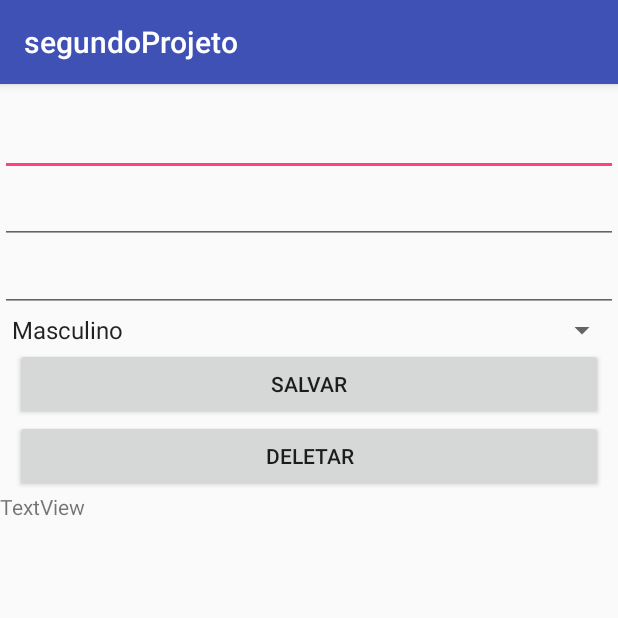
After one commit to ThalisonBauer/ProjetoG2, an Android app: the infoContato screen opened directly, with no data from a screen before it, on a phone screen of 412 x 824 dp, the top half of it. The commit adds this screen. Run offline under Robolectric (Android 15) with nearby library versions, the phone set to English and light mode, and no system bars; 4 statements that could not run were skipped.

Commit message:
Oie :)²

```diff
--- a/app/src/main/AndroidManifest.xml
+++ b/app/src/main/AndroidManifest.xml
@@ -16,7 +16,8 @@
                 <category android:name="android.intent.category.LAUNCHER" />
             </intent-filter>
         </activity>
-        <activity android:name=".cadastrarContato"></activity>
+        <activity android:name=".cadastrarContato" />
+        <activity android:name=".infoContato"></activity>
     </application>
 
 </manifest>
--- a/app/src/main/java/com/example/thali/segundoprojeto/Contato.java
+++ b/app/src/main/java/com/example/thali/segundoprojeto/Contato.java
@@ -1,10 +1,12 @@
 package com.example.thali.segundoprojeto;
+
+import java.io.Serializable;
 
 /**
  * Created by thali on 05/12/2017.
  */
 
-public class Contato {
+public class Contato implements Serializable{
     private String nomeContato;
     private String numeroContato;
     private String sexoContato;
--- a/app/src/main/java/com/example/thali/segundoprojeto/cadastrarContato.java
+++ b/app/src/main/java/com/example/thali/segundoprojeto/cadastrarContato.java
@@ -44,7 +44,8 @@ public class cadastrarContato extends AppCompatActivity {
                     idade = edtNascimento.getText().toString();
 
                     Contato contato = new Contato(nome,telefone,sexo,idade);
-                    repositorioContato.adicionarContato(contato);
+                    repositorioContato repositorio = new repositorioContato();
+                    repositorio.adicionarContato(contato);
 
 
 
--- /dev/null
+++ b/app/src/main/java/com/example/thali/segundoprojeto/infoContato.java
@@ -0,0 +1,62 @@
+package com.example.thali.segundoprojeto;
+
+import android.support.v7.app.AppCompatActivity;
+import android.os.Bundle;
+import android.view.View;
+import android.widget.ArrayAdapter;
+import android.widget.Button;
+import android.widget.EditText;
+import android.widget.Spinner;
+import android.widget.TextView;
+
+public class infoContato extends AppCompatActivity {
+    repositorioContato repositorio = new repositorioContato();
+    EditText edtNome;
+    EditText edtNumero;
+    EditText edtNascimento;
+
+
+    Spinner spinnerSexo;
+    Button btnSalvar;
+
+    @Override
+    protected void onCreate(Bundle savedInstanceState) {
+        super.onCreate(savedInstanceState);
+
+        setContentView(R.layout.activity_info_contato);
+        edtNome = findViewById(R.id.edtNome);
+        edtNumero = findViewById(R.id.edtNumero);
+        edtNascimento = findViewById(R.id.edtNascimento);
+        spinnerSexo = findViewById(R.id.spinnerSexo);
+        btnSalvar = findViewById(R.id.btnSalvar);
+
+
+
+        final Contato contatoOld = (Contato) getIntent().getExtras().getSerializable("objeto");
+
+
+        edtNome.setText(contatoOld.getNomeContato());
+        edtNumero.setText(contatoOld.getNumeroContato());
+        edtNascimento.setText(contatoOld.getIdadeContato());
+
+        ArrayAdapter<CharSequence> adapter = ArrayAdapter.createFromResource(this,R.array.sexo,android.R.layout.simple_spinner_item);
+        spinnerSexo.setAdapter(adapter);
+
+            btnSalvar.setOnClickListener(new View.OnClickListener() {
+                @Override
+                public void onClick(View view) {
+                    String nome,numero,nascimento,sexo;
+                    nome = edtNome.getText().toString();
+                    numero = edtNumero.getText().toString();
+                    nascimento = edtNascimento.getText().toString();
+                    sexo = spinnerSexo.getSelectedItem().toString();
+
+                    Contato contatoNew = new Contato(nome, numero,sexo,nascimento);
+                    repositorio.updateContato(contatoNew, contatoOld);
+
+                }
+            });
+
+
+    }
+}
--- a/app/src/main/java/com/example/thali/segundoprojeto/repositorioContato.java
+++ b/app/src/main/java/com/example/thali/segundoprojeto/repositorioContato.java
@@ -20,4 +20,8 @@ public  class repositorioContato {
             public static void adicionarContato(Contato contato){
                 contatos.add(contato);
             }
-}
+            public static void updateContato(Contato contatoNew, Contato contatoOld){
+                contatos.remove(contatoOld);
+                contatos.add(contatoNew);
+            }
+            }
--- /dev/null
+++ b/app/src/main/res/layout/activity_info_contato.xml
@@ -0,0 +1,67 @@
+<?xml version="1.0" encoding="utf-8"?>
+<LinearLayout xmlns:android="http://schemas.android.com/apk/res/android"
+    xmlns:app="http://schemas.android.com/apk/res-auto"
+    xmlns:tools="http://schemas.android.com/tools"
+    android:layout_width="match_parent"
+    android:layout_height="match_parent"
+    android:orientation="vertical"
+    tools:context="com.example.thali.segundoprojeto.infoContato">
+
+    <EditText
+        android:id="@+id/edtNome"
+        android:layout_width="match_parent"
+        android:layout_height="wrap_content"
+        android:layout_weight="0"
+        android:ems="10"
+        android:textSize="30dp"
+        android:textAlignment="center"
+        android:inputType="textPersonName" />
+
+
+    <EditText
+        android:id="@+id/edtNumero"
+        android:layout_width="match_parent"
+        android:layout_height="wrap_content"
+        android:layout_weight="0"
+        android:ems="10"
+        android:textAlignment="center"
+        android:inputType="numberDecimal" />
+
+    <EditText
+        android:id="@+id/edtNascimento"
+        android:layout_width="match_parent"
+        android:layout_height="wrap_content"
+        android:layout_weight="0"
+        android:ems="10"
+        android:textAlignment="center"
+        android:inputType="date" />
+
+    <Spinner
+        android:id="@+id/spinnerSexo"
+        android:layout_width="match_parent"
+        android:layout_height="wrap_content"
+        android:layout_weight="0" />
+
+    <Button
+        android:id="@+id/btnSalvar"
+        android:layout_width="match_parent"
+        android:layout_height="wrap_content"
+        android:layout_marginLeft="10dp"
+        android:layout_marginRight="10dp"
+        android:text="SALVAR" />
+
+    <Button
+        android:layout_width="match_parent"
+        android:layout_height="wrap_content"
+        android:text="DELETAR"
+        android:layout_marginLeft="10dp"
+        android:layout_marginRight="10dp"/>
+
+    <TextView
+        android:id="@+id/texte"
+        android:layout_width="match_parent"
+        android:layout_height="wrap_content"
+        android:layout_weight="0"
+        android:text="TextView" />
+
+</LinearLayout>
```
Also changed, not shown: app/src/main/java/com/example/thali/segundoprojeto/MainActivity.java (+21 -2 lines).
